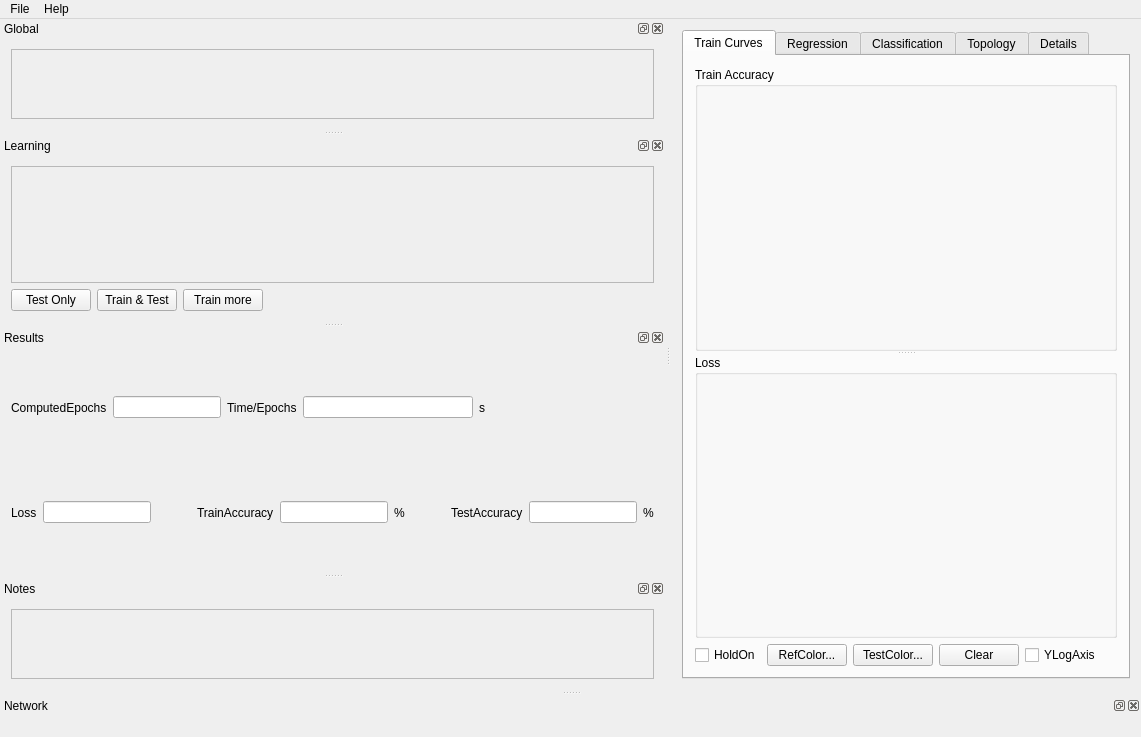
Before: the Qt Designer form src/DNNLab/mainwindow.ui in edeforas/BeeDNN, drawn with Qt 5.
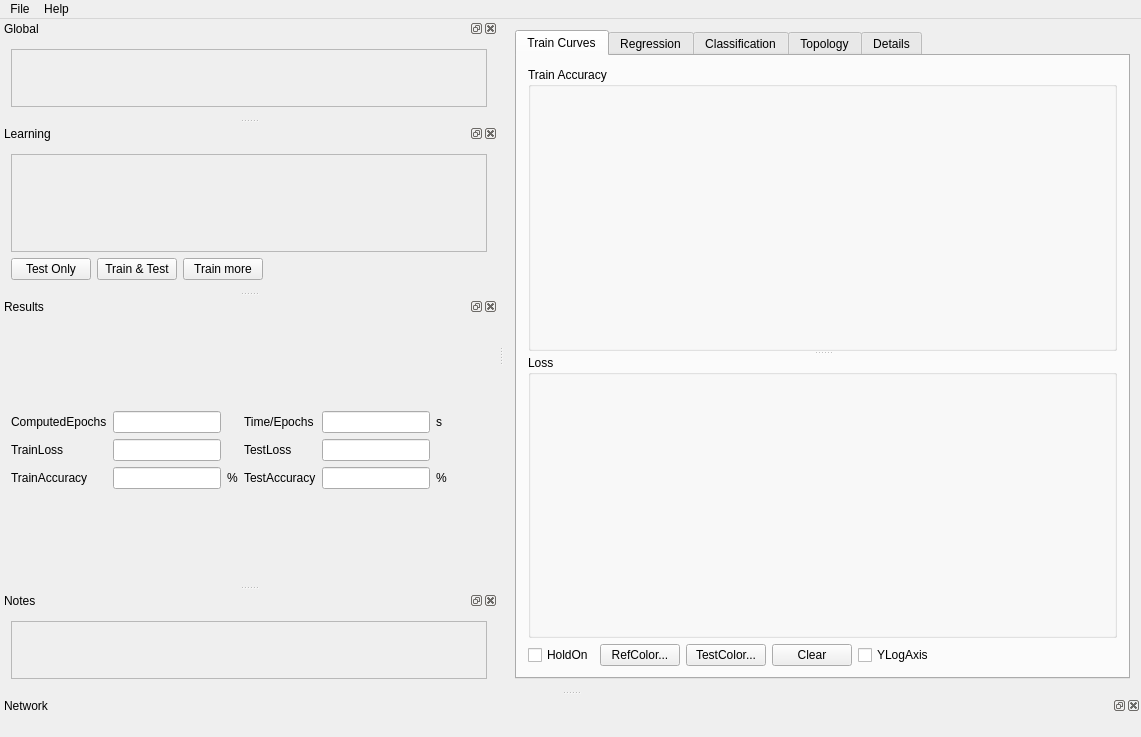
After: the same form once the commit is applied. Custom widgets are drawn as their Qt base class.

What changed in the file:
```diff
--- a/src/DNNLab/mainwindow.ui
+++ b/src/DNNLab/mainwindow.ui
@@ -412,49 +412,30 @@
    </attribute>
    <widget class="QWidget" name="dockWidgetContents_4">
     <layout class="QGridLayout" name="gridLayout_6">
-     <item row="1" column="0">
-      <layout class="QHBoxLayout" name="horizontalLayout_2">
-       <item>
+     <item row="0" column="0">
+      <layout class="QGridLayout" name="gridLayout_12">
+       <item row="2" column="8">
+        <widget class="QLabel" name="label_25">
+         <property name="text">
+          <string>%</string>
+         </property>
+        </widget>
+       </item>
+       <item row="1" column="2">
         <widget class="QLabel" name="label_5">
          <property name="text">
-          <string>Loss</string>
+          <string>TrainLoss</string>
          </property>
         </widget>
        </item>
-       <item>
-        <widget class="QLineEdit" name="leMSE">
-         <property name="sizePolicy">
-          <sizepolicy hsizetype="Preferred" vsizetype="Fixed">
-           <horstretch>0</horstretch>
-           <verstretch>0</verstretch>
-          </sizepolicy>
-         </property>
-         <property name="readOnly">
-          <bool>true</bool>
-         </property>
-        </widget>
-       </item>
-       <item>
-        <spacer name="horizontalSpacer_4">
-         <property name="orientation">
-          <enum>Qt::Horizontal</enum>
-         </property>
-         <property name="sizeHint" stdset="0">
-          <size>
-           <width>40</width>
-           <height>20</height>
-          </size>
-         </property>
-        </spacer>
-       </item>
-       <item>
-        <widget class="QLabel" name="label_26">
+       <item row="1" column="6">
+        <widget class="QLabel" name="label">
          <property name="text">
-          <string>TrainAccuracy</string>
+          <string>TestLoss</string>
          </property>
         </widget>
        </item>
-       <item>
+       <item row="2" column="3">
         <widget class="QLineEdit" name="leTrainAccuracy">
          <property name="sizePolicy">
           <sizepolicy hsizetype="Preferred" vsizetype="Fixed">
@@ -464,34 +445,14 @@
          </property>
         </widget>
        </item>
-       <item>
-        <widget class="QLabel" name="label_27">
-         <property name="text">
-          <string>%</string>
-         </property>
-        </widget>
-       </item>
-       <item>
-        <spacer name="horizontalSpacer_8">
-         <property name="orientation">
-          <enum>Qt::Horizontal</enum>
-         </property>
-         <property name="sizeHint" stdset="0">
-          <size>
-           <width>40</width>
-           <height>20</height>
-          </size>
-         </property>
-        </spacer>
-       </item>
-       <item>
+       <item row="2" column="6">
         <widget class="QLabel" name="label_17">
          <property name="text">
           <string>TestAccuracy</string>
          </property>
         </widget>
        </item>
-       <item>
+       <item row="2" column="7">
         <widget class="QLineEdit" name="leTestAccuracy">
          <property name="sizePolicy">
           <sizepolicy hsizetype="Preferred" vsizetype="Fixed">
@@ -501,25 +462,57 @@
          </property>
         </widget>
        </item>
-       <item>
-        <widget class="QLabel" name="label_25">
+       <item row="1" column="7">
+        <widget class="QLineEdit" name="leTestLoss"/>
+       </item>
+       <item row="2" column="4">
+        <widget class="QLabel" name="label_27">
          <property name="text">
           <string>%</string>
          </property>
         </widget>
        </item>
-      </layout>
-     </item>
-     <item row="0" column="0">
-      <layout class="QHBoxLayout" name="horizontalLayout_5">
-       <item>
+       <item row="2" column="9">
+        <spacer name="horizontalSpacer_8">
+         <property name="orientation">
+          <enum>Qt::Horizontal</enum>
+         </property>
+         <property name="sizeHint" stdset="0">
+          <size>
+           <width>40</width>
+           <height>20</height>
+          </size>
+         </property>
+        </spacer>
+       </item>
+       <item row="2" column="2">
+        <widget class="QLabel" name="label_26">
+         <property name="text">
+          <string>TrainAccuracy</string>
+         </property>
+        </widget>
+       </item>
+       <item row="1" column="3">
+        <widget class="QLineEdit" name="leTrainLoss">
+         <property name="sizePolicy">
+          <sizepolicy hsizetype="Preferred" vsizetype="Fixed">
+           <horstretch>0</horstretch>
+           <verstretch>0</verstretch>
+          </sizepolicy>
+         </property>
+         <property name="readOnly">
+          <bool>true</bool>
+         </property>
+        </widget>
+       </item>
+       <item row="0" column="2">
         <widget class="QLabel" name="label_13">
          <property name="text">
           <string>ComputedEpochs</string>
          </property>
         </widget>
        </item>
-       <item>
+       <item row="0" column="3">
         <widget class="QLineEdit" name="leComputedEpochs">
          <property name="sizePolicy">
           <sizepolicy hsizetype="Preferred" vsizetype="Fixed">
@@ -529,36 +522,23 @@
          </property>
         </widget>
        </item>
-       <item>
+       <item row="0" column="6">
         <widget class="QLabel" name="label_23">
          <property name="text">
           <string>Time/Epochs</string>
          </property>
         </widget>
        </item>
-       <item>
+       <item row="0" column="7">
         <widget class="QLineEdit" name="leTimeByEpoch"/>
        </item>
-       <item>
-        <widget class="QLabel" name="label_24">
+       <item row="0" column="8">
+        <widget class="QLabel" name="label_2">
          <property name="text">
           <string>s</string>
          </property>
         </widget>
        </item>
-       <item>
-        <spacer name="horizontalSpacer_7">
-         <property name="orientation">
-          <enum>Qt::Horizontal</enum>
-         </property>
-         <property name="sizeHint" stdset="0">
-          <size>
-           <width>40</width>
-           <height>20</height>
-          </size>
-         </property>
-        </spacer>
-       </item>
       </layout>
      </item>
     </layout>
```
